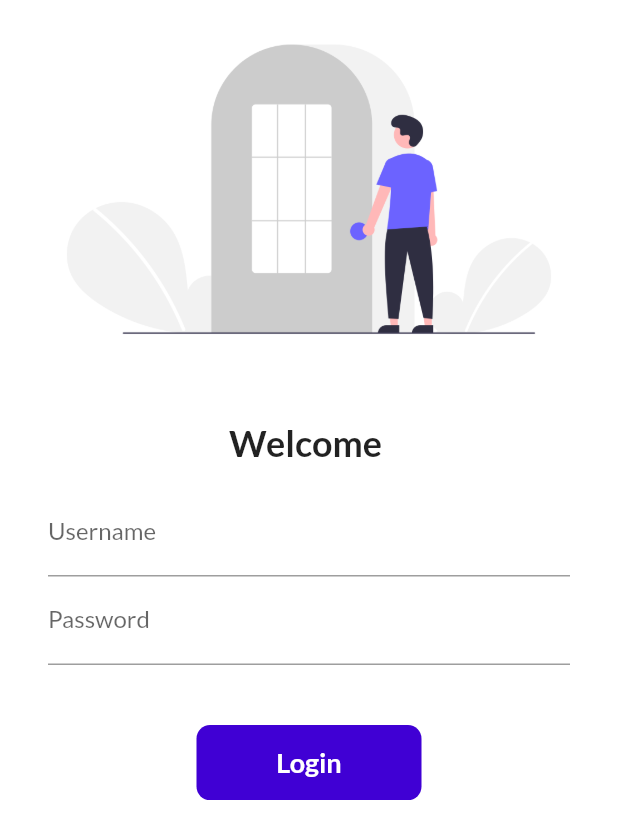
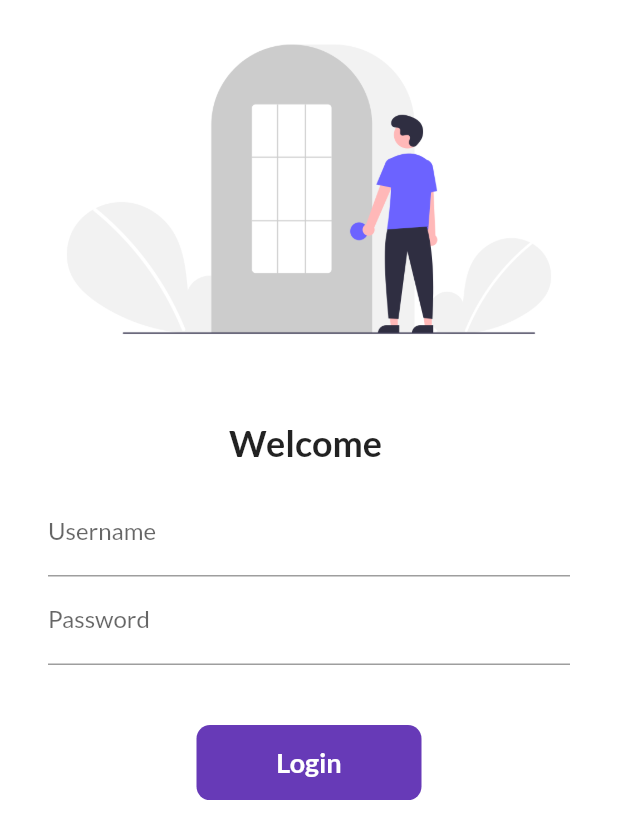
Before and after one commit to xanyl/flutter_category_app, a Flutter app: the screen it shows after launch, on a phone screen of 412 x 824 dp. Shown: the top 839 px of the screen. Run offline on Flutter 3.47's test engine with Material 2 defaults, Android fonts, the phone set to English and light mode, and no system bars; our stand-ins replace google_fonts; missing offline and left inert: dart:ffi.

Commit message:
Day 7 completed

```diff
--- a/lib/pages/login_page.dart
+++ b/lib/pages/login_page.dart
@@ -11,11 +11,32 @@ class LoginPage extends StatefulWidget {
 class _LoginPageState extends State<LoginPage> {
   String name = "";
   bool changeButton = false;
+  final _formKey = GlobalKey<FormState>();
+
+  moveToHome(BuildContext context) async {
+    if (_formKey.currentState!.validate()){
+
+
+    setState(() {
+      changeButton = true;
+    });
+
+    await Future.delayed(Duration(seconds: 1));
+    Navigator.pushNamed(context, MyRoutes.homeRoute);
+
+    setState(() {
+      changeButton = false;
+    });
+     }
+  }
+
   @override
   Widget build(BuildContext context) {
     return Material(
         color: Colors.white,
         child: SingleChildScrollView(
+          child: Form(
+            key: _formKey,
             child: Column(
               children: [
                 Image.asset(
@@ -40,6 +61,12 @@ class _LoginPageState extends State<LoginPage> {
                       TextFormField(
                         decoration: InputDecoration(
                             hintText: "Enter UserName", labelText: "Username"),
+                        validator: (value) {
+                          if (value!.isEmpty) {
+                            return "Username cannot be empty";
+                          }
+
+                        },
                         onChanged: (value) {
                           name = value;
                           setState(() {});
@@ -49,43 +76,37 @@ class _LoginPageState extends State<LoginPage> {
                         obscureText: true,
                         decoration: InputDecoration(
                             hintText: "Enter PassWord", labelText: "Password"),
+                        validator: (value) {
+                          if (value!.isEmpty) {
+                            return "Password cannot be empty";
+                          }
+                          else if(value.length < 6){
+                            return "Password length should be at least 6";
+                          }
+                        },
                       ),
                       SizedBox(
                         height: 40.0,
                       ),
-                    // ElevatedButton(
-                    //   onPressed: () {
-                    //     Navigator.pushNamed(context, MyRoutes.homeRoute);
-                    //   },
-                    //   child: Text('Login'),
-                    //   style: TextButton.styleFrom(minimumSize: Size(150, 40)),
-                    // ),
-
-                    InkWell(
-                      onTap: () async {
-                        setState(() {
-                          changeButton = true;
-                        });
-                        await Future.delayed(Duration(seconds: 1));
-                        Navigator.pushNamed(context, MyRoutes.homeRoute);
-
-                      },
+                      Material(
+                          color: Colors.deepPurple,
+                          borderRadius:
+                              BorderRadius.circular(changeButton ? 50 : 9),
+                          child: InkWell(
+                            splashColor: Colors.red,
+                            onTap: () => moveToHome(context),
                             child: AnimatedContainer(
                               duration: Duration(seconds: 1),
                               width: changeButton ? 50 : 150,
                               height: 50,
 
-                        decoration: BoxDecoration(
-                          color: Color.fromARGB(255, 64, 0, 212),
+                              // decoration: BoxDecoration(
+                              //   color: Color.fromARGB(255, 64, 0, 212),
                               // shape: changebutton?BoxShape.circle:BoxShape.rectangle,
-                          borderRadius:
-                          BorderRadius.circular(changeButton ? 50 : 9),
-                        ),
+
                               alignment: Alignment.center,
-                          child: changeButton?Icon(
-                          Icons.done,
-                          color: Colors.white
-                        )
+                              child: changeButton
+                                  ? Icon(Icons.done, color: Colors.white)
                                   : Text(
                                       "Login",
                                       style: TextStyle(
@@ -95,12 +116,13 @@ class _LoginPageState extends State<LoginPage> {
                                       ),
                                     ),
                             ),
-                    ),
+                          )),
                     ],
                   ),
                 )
               ],
             ),
+          ),
         ));
   }
 }
```
Lines whose indentation alone changed are shown as unchanged.
